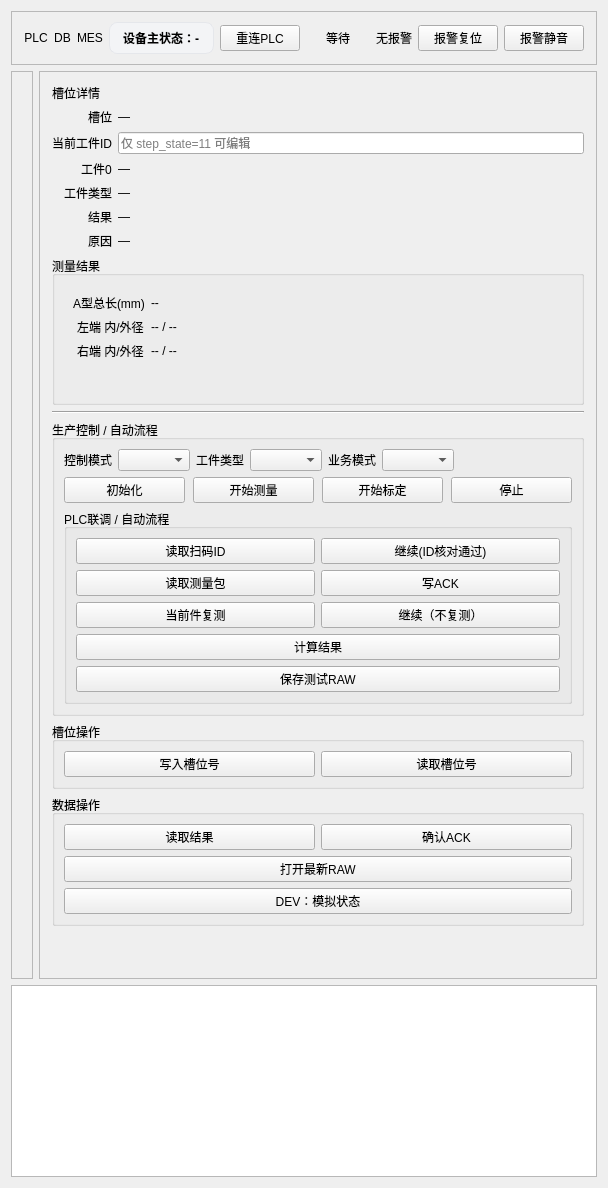
xiaoan537/hmi_measure_mysql, file apps/hmi_qt/production_widget.ui: the form before one commit.
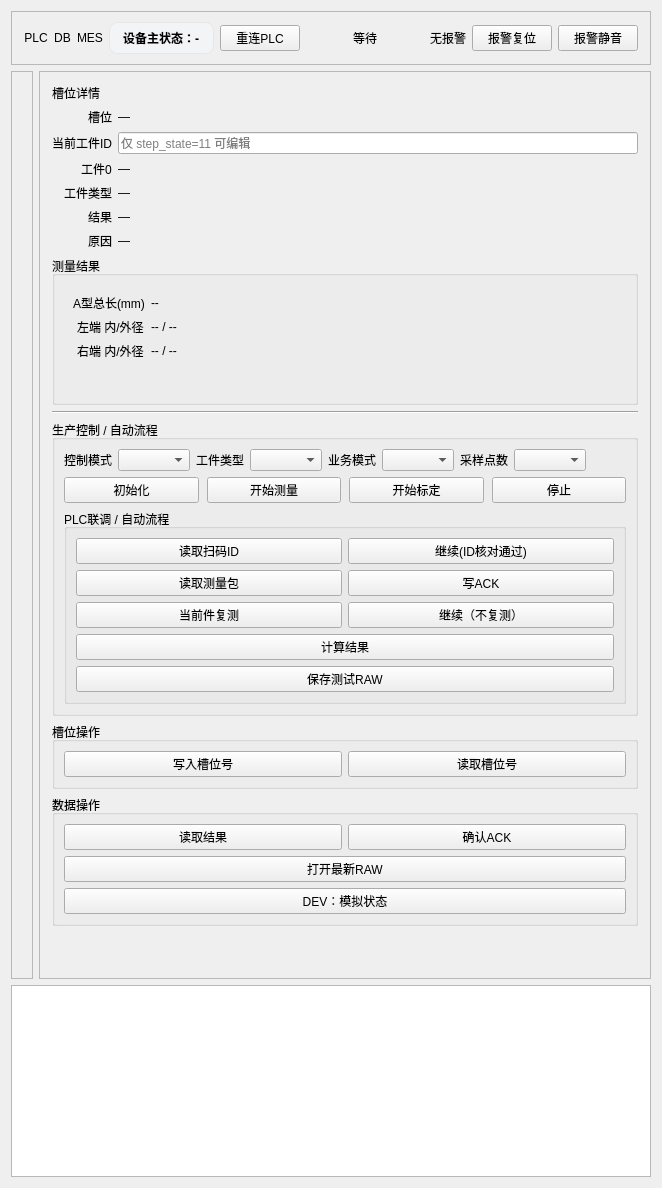
The form after the commit.

```diff
--- a/apps/hmi_qt/production_widget.ui
+++ b/apps/hmi_qt/production_widget.ui
@@ -501,6 +501,20 @@
                </property>
               </widget>
              </item>
+             <item>
+              <widget class="QLabel" name="lblSamplePointsCaption">
+               <property name="text">
+                <string>采样点数</string>
+               </property>
+              </widget>
+             </item>
+             <item>
+              <widget class="QComboBox" name="comboSamplePoints">
+               <property name="minimumWidth">
+                <number>96</number>
+               </property>
+              </widget>
+             </item>
              <item>
               <spacer name="spRunSelect">
                <property name="orientation">
```
